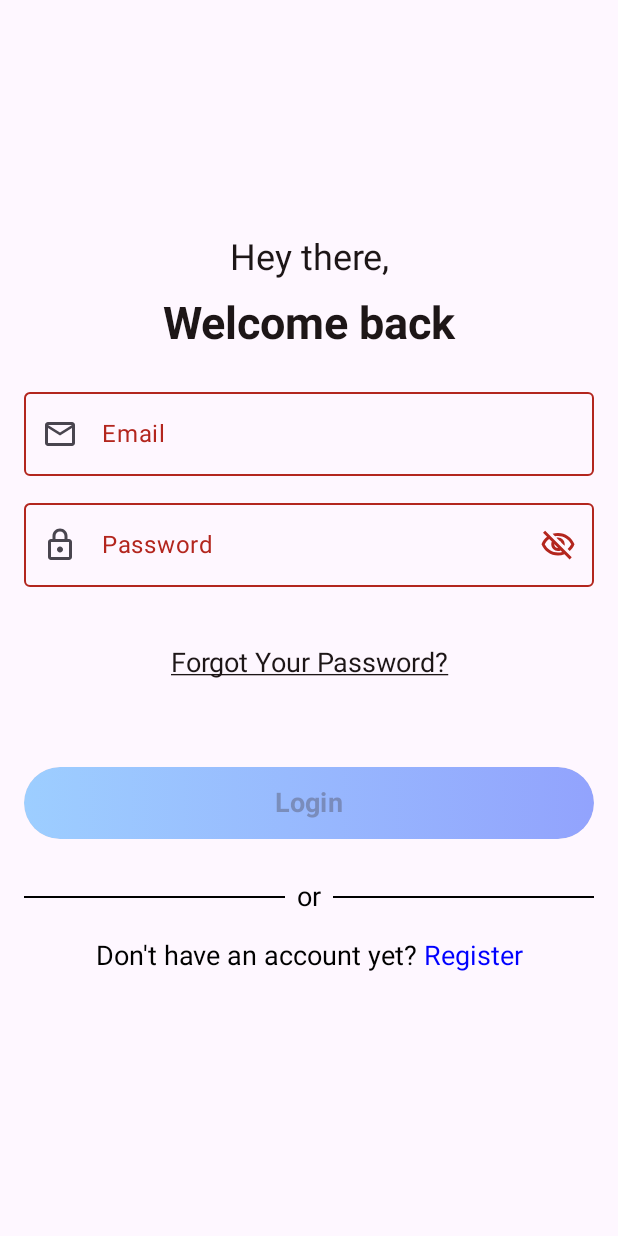
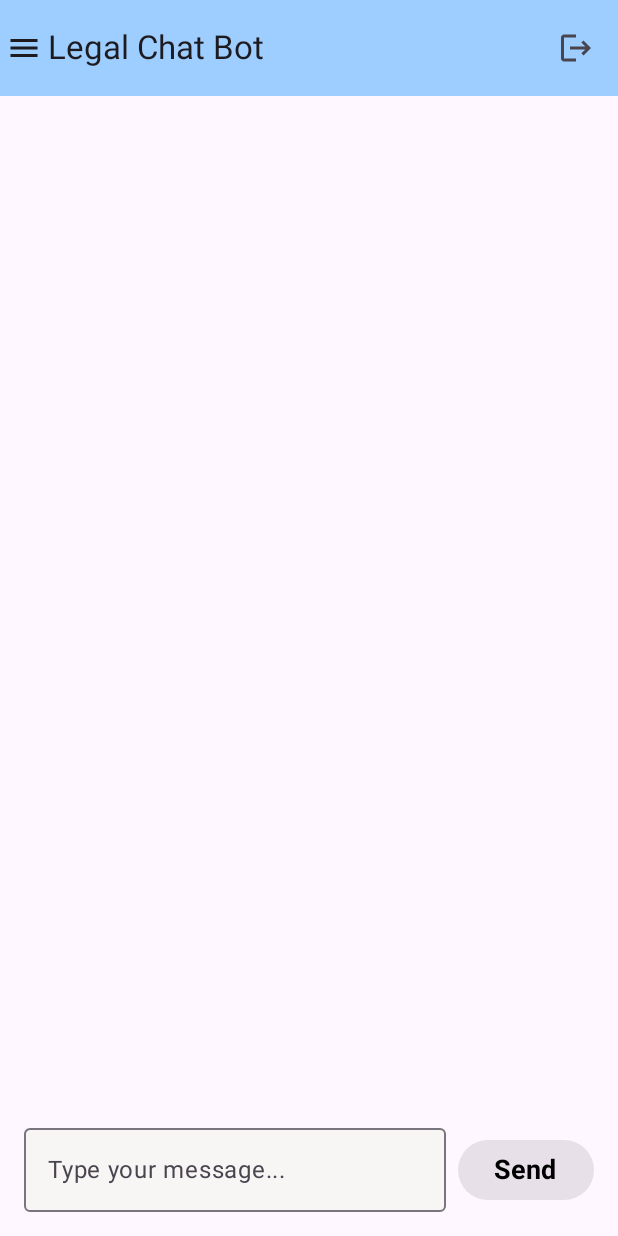
Before and after one commit to parjanya-rajput/Legal_Chat_Bot_App, an Android app built with Jetpack Compose: the screen it shows after launch (MainActivity), on a phone screen of 412 x 824 dp. Run offline under Robolectric (Android 15) with nearby library versions, the phone set to English and light mode, and no system bars; our stand-ins replace Firebase (no records; nobody signed in at launch, a user with empty details on screens opened directly), livedata-compose.

```diff
--- a/app/src/main/AndroidManifest.xml
+++ b/app/src/main/AndroidManifest.xml
@@ -2,6 +2,8 @@
 <manifest xmlns:android="http://schemas.android.com/apk/res/android"
     xmlns:tools="http://schemas.android.com/tools">
     <uses-permission android:name="android.permission.INTERNET" />
+    <uses-permission android:name="android.permission.ACCESS_NETWORK_STATE" />
+    <uses-permission android:name="android.permission.ACCESS_WIFI_STATE" />
     <application
         android:name=".AuthApp"
         android:allowBackup="true"
--- a/app/src/main/java/com/example/legal_chat_bot/MainActivity.kt
+++ b/app/src/main/java/com/example/legal_chat_bot/MainActivity.kt
@@ -1,6 +1,5 @@
 package com.example.legal_chat_bot
 
-import android.annotation.SuppressLint
 import android.os.Bundle
 import androidx.activity.ComponentActivity
 import androidx.activity.compose.setContent
@@ -8,6 +7,7 @@ import androidx.activity.compose.setContent
 import com.example.legal_chat_bot.app.LegalChatBotApp
 
 class MainActivity : ComponentActivity() {
+
     override fun onCreate(savedInstanceState: Bundle?) {
         super.onCreate(savedInstanceState)
         setContent {
@@ -16,4 +16,7 @@ class MainActivity : ComponentActivity() {
             LegalChatBotApp()
         }
     }
+
+
+
 }
--- a/app/src/main/java/com/example/legal_chat_bot/components/AppComponents.kt
+++ b/app/src/main/java/com/example/legal_chat_bot/components/AppComponents.kt
@@ -3,11 +3,16 @@ package com.example.legal_chat_bot.components
 import android.util.Log
 import androidx.compose.foundation.background
 import androidx.compose.foundation.layout.Box
+import androidx.compose.foundation.layout.Column
 import androidx.compose.foundation.layout.PaddingValues
 import androidx.compose.foundation.layout.Row
+import androidx.compose.foundation.layout.Spacer
+import androidx.compose.foundation.layout.fillMaxSize
 import androidx.compose.foundation.layout.fillMaxWidth
 import androidx.compose.foundation.layout.heightIn
 import androidx.compose.foundation.layout.padding
+import androidx.compose.foundation.layout.width
+import androidx.compose.foundation.lazy.LazyColumn
 import androidx.compose.foundation.shape.RoundedCornerShape
 import androidx.compose.foundation.text.ClickableText
 import androidx.compose.foundation.text.KeyboardOptions
@@ -17,7 +22,6 @@ import androidx.compose.material.icons.filled.Menu
 import androidx.compose.material.icons.outlined.Lock
 import androidx.compose.material.icons.outlined.Visibility
 import androidx.compose.material.icons.outlined.VisibilityOff
-import androidx.compose.material3.BottomAppBarDefaults.containerColor
 import androidx.compose.material3.Button
 import androidx.compose.material3.ButtonDefaults
 import androidx.compose.material3.Checkbox
@@ -27,15 +31,15 @@ import androidx.compose.material3.Icon
 import androidx.compose.material3.IconButton
 import androidx.compose.material3.OutlinedTextField
 import androidx.compose.material3.OutlinedTextFieldDefaults
-
 import androidx.compose.material3.Text
 import androidx.compose.material3.TopAppBar
-import androidx.compose.material3.TopAppBarColors
 import androidx.compose.material3.TopAppBarDefaults
 import androidx.compose.runtime.Composable
+import androidx.compose.runtime.getValue
 
 import androidx.compose.runtime.mutableStateOf
 import androidx.compose.runtime.remember
+import androidx.compose.runtime.setValue
 
 import androidx.compose.ui.Alignment
 import androidx.compose.ui.Modifier
@@ -57,8 +61,11 @@ import androidx.compose.ui.text.style.TextDecoration
 import androidx.compose.ui.text.withStyle
 import androidx.compose.ui.unit.dp
 import androidx.compose.ui.unit.sp
-import androidx.core.app.NotificationCompat.getColor
 import com.example.legal_chat_bot.R
+import androidx.compose.foundation.lazy.items
+import androidx.compose.runtime.livedata.observeAsState
+import com.example.legal_chat_bot.data.ChatViewModel
+import com.example.legal_chat_bot.network.APIData
 
 @Composable
 fun NormalTextComponent(value:String){
@@ -118,7 +125,7 @@ fun MyTextFieldInfo(labelValue:String,imageVectorRes: ImageVector, onTextSelecte
         singleLine = true,
         maxLines = 1,
         leadingIcon = {
-            androidx.compose.material3.Icon(imageVector = imageVectorRes , contentDescription = "")
+            Icon(imageVector = imageVectorRes , contentDescription = "")
         },
         isError = !onErrorStatus,
         onValueChange = {
@@ -375,3 +382,102 @@ fun AppToolBar(toolBarTitle:String, logOutButtonClicked:()->Unit){
         }
     )
 }
+
+@Composable
+fun APICallButtonComponent(value: String, onButtonClicked : () -> Unit, isEnabled : Boolean = false){
+    Button(onClick = { onButtonClicked.invoke() },
+        colors = ButtonDefaults.buttonColors(containerColor = colorResource(id = R.color.colorSecondary)),
+        enabled = isEnabled
+    ) {
+
+        Text(text = value,
+            fontSize = 18.sp,
+            fontWeight = FontWeight.Bold,
+            color = Color.Black
+        )
+    }
+}
+@Composable
+fun ChatScreen(viewModel: ChatViewModel) {
+    //response from api
+    var messages by remember { mutableStateOf(listOf<String>()) }
+    val messageInput by remember { mutableStateOf("") }
+    //inputText is userInput
+    var inputText by remember { mutableStateOf("") }
+    val apiResponse by viewModel.apiResponse.observeAsState()
+
+    Column(
+        modifier = Modifier
+            .fillMaxSize()
+            .padding(16.dp)
+    ) {
+        LazyColumn(
+            modifier = Modifier.weight(1f),
+            reverseLayout = true,
+            contentPadding = PaddingValues(vertical = 8.dp)
+        ) {
+            items(messages.reversed()) { message ->
+                Box(
+                    modifier = Modifier
+                        .fillMaxWidth()
+                        .padding(8.dp),
+                    contentAlignment = Alignment.CenterStart
+                ) {
+                    Text(
+                        text = message,
+                        style = TextStyle(
+                            fontSize = 18.sp,
+                            fontStyle = androidx.compose.ui.text.font.FontStyle.Normal,
+                            fontWeight = FontWeight.Normal
+
+                        ),
+                        modifier = Modifier
+                            .background(
+                                color = Color.White,
+                                shape = RoundedCornerShape(8.dp)
+                            )
+                            .padding(12.dp)
+                    )
+                }
+            }
+        }
+
+        Row(
+            modifier = Modifier.fillMaxWidth(),
+            verticalAlignment = Alignment.CenterVertically
+        ) {
+            OutlinedTextField(
+                colors = OutlinedTextFieldDefaults.colors(
+                    focusedBorderColor = colorResource(id = R.color.colorSecondary),
+                    focusedLabelColor = colorResource(id = R.color.colorSecondary),
+                    cursorColor = colorResource(id = R.color.colorSecondary),
+                    focusedContainerColor = colorResource(id = R.color.white),
+                    unfocusedContainerColor = colorResource(id = R.color.colorGray),
+                ),
+                value = inputText,
+                onValueChange = { inputText = it },
+                modifier = Modifier.weight(1f),
+                placeholder = { Text("Type your message...") }
+            )
+            Spacer(modifier = Modifier.width(8.dp))
+            APICallButtonComponent(value = "Send", onButtonClicked = {
+                if (inputText.isNotBlank()) {
+                    viewModel.sendMessage(inputText, APIData(messageInput))
+//                    apiResponse?.let { response ->
+//                        response.forEach { apiResult ->
+//                            messageInput = apiResult.generatedText.toString()
+//                            messages = messages + messageInput
+//                        }
+//                    }
+                    inputText = ""
+                }
+            }, isEnabled = inputText.isNotBlank())
+            apiResponse?.let { response ->
+                response.forEach { apiResult ->
+//                    Text(apiResult.generatedText ?: "No text generated")
+                    messages = listOf(apiResult.generatedText.toString())
+                }
+            }
+        }
+    }
+}
--- a/app/src/main/java/com/example/legal_chat_bot/navigation/LegalChatBotAppRouter.kt
+++ b/app/src/main/java/com/example/legal_chat_bot/navigation/LegalChatBotAppRouter.kt
@@ -13,7 +13,7 @@ sealed class Screen(){
 }
 object LegalChatBotAppRouter {
 
-    val currentScreen : MutableState<Screen> = mutableStateOf(Screen.LoginScreen)
+    val currentScreen : MutableState<Screen> = mutableStateOf(Screen.HomeScreen)
 
     fun navigateTo(destination: Screen){
         currentScreen.value = destination
--- a/app/src/main/java/com/example/legal_chat_bot/screens/HomeScreen.kt
+++ b/app/src/main/java/com/example/legal_chat_bot/screens/HomeScreen.kt
@@ -1,7 +1,6 @@
 package com.example.legal_chat_bot.screens
 
 import androidx.compose.foundation.background
-import androidx.compose.foundation.layout.Column
 import androidx.compose.foundation.layout.fillMaxSize
 import androidx.compose.foundation.layout.padding
 import androidx.compose.material3.Scaffold
@@ -10,12 +9,11 @@ import androidx.compose.runtime.Composable
 import androidx.compose.ui.Modifier
 import androidx.compose.ui.graphics.Color
 import androidx.compose.ui.res.stringResource
-import androidx.compose.ui.unit.dp
 import androidx.lifecycle.viewmodel.compose.viewModel
 import com.example.legal_chat_bot.R
 import com.example.legal_chat_bot.components.AppToolBar
-import com.example.legal_chat_bot.components.ButtonComponent
-import com.example.legal_chat_bot.components.HeadingTextComponent
+import com.example.legal_chat_bot.components.ChatScreen
+import com.example.legal_chat_bot.data.ChatViewModel
 import com.example.legal_chat_bot.data.LoginViewModel
 
 @Composable
@@ -27,7 +25,8 @@ fun HomeScreen(loginViewModel: LoginViewModel = viewModel()) {
                 logOutButtonClicked = {
                 loginViewModel.signOutUserInFirebase()
             })
-        }
+        },
+
     ){
         paddingValues ->
             Surface (
@@ -35,11 +34,9 @@ fun HomeScreen(loginViewModel: LoginViewModel = viewModel()) {
             .fillMaxSize()
             .background(Color.White)
             .padding(paddingValues)
-    ) {
-        Column(modifier = Modifier.fillMaxSize()){
-
-        }
-    }
+        ) {
+                ChatScreen(ChatViewModel())
+            }
 
     }
 }
--- a/gradle/libs.versions.toml
+++ b/gradle/libs.versions.toml
@@ -9,6 +9,7 @@ lifecycleRuntimeKtx = "2.7.0"
 activityCompose = "1.9.0"
 composeBom = "2023.08.00"
 firebaseFirestoreKtx = "25.0.0"
+runtimeLivedata = "1.6.7"
 
 [libraries]
 androidx-core-ktx = { group = "androidx.core", name = "core-ktx", version.ref = "coreKtx" }
@@ -26,6 +27,7 @@ androidx-ui-test-manifest = { group = "androidx.compose.ui", name = "ui-test-man
 androidx-ui-test-junit4 = { group = "androidx.compose.ui", name = "ui-test-junit4" }
 androidx-material3 = { group = "androidx.compose.material3", name = "material3" }
 firebase-firestore-ktx = { group = "com.google.firebase", name = "firebase-firestore-ktx", version.ref = "firebaseFirestoreKtx" }
+androidx-runtime-livedata = { group = "androidx.compose.runtime", name = "runtime-livedata", version.ref = "runtimeLivedata" }
 
 [plugins]
 android-application = { id = "com.android.application", version.ref = "agp" }
```
Also changed, not shown: app/build.gradle.kts (+10 -0 lines), app/src/main/java/com/example/legal_chat_bot/data/ChatViewModel.kt (added, +89 -0 lines), app/src/main/java/com/example/legal_chat_bot/network/APIData.kt (added, +8 -0 lines), app/src/main/java/com/example/legal_chat_bot/network/ChatServiceInterface.kt (added, +17 -0 lines), app/src/main/java/com/example/legal_chat_bot/network/ResponseDeserializer.kt (added, +83 -0 lines), app/src/main/java/com/example/legal_chat_bot/network/RetroFitInstance.kt (added, +42 -0 lines).
